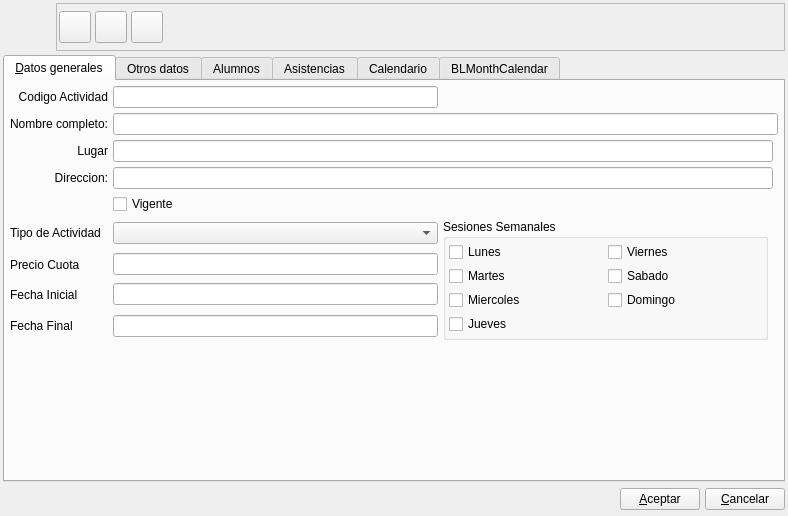
First picture: the form in bulmages/bulmafact/plugins/pluginbf_actividad/actividadbase.ui, repository eboladev/Bulmages-1, before the edit.
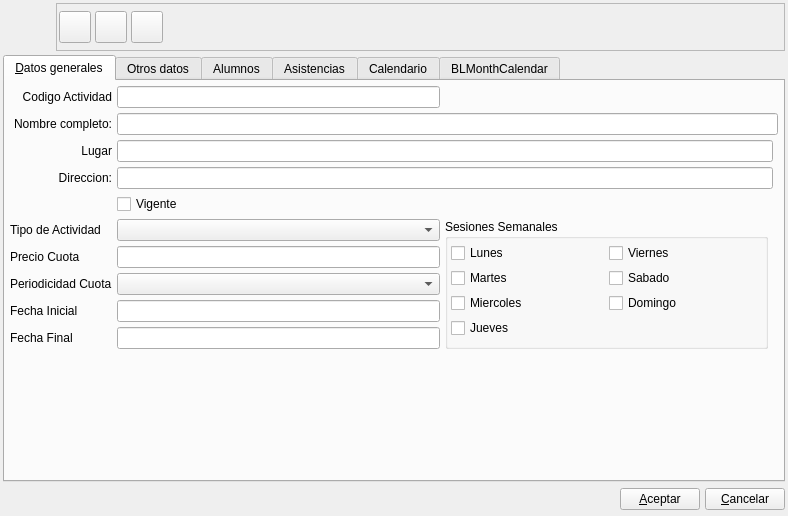
Second picture: the form after the edit. Icons and pictures are not drawn. Custom widgets are drawn as their Qt base class.

Commit message: Agrego la periodicidad de recibos de las actividades

```diff
--- a/bulmages/bulmafact/plugins/pluginbf_actividad/actividadbase.ui
+++ b/bulmages/bulmafact/plugins/pluginbf_actividad/actividadbase.ui
@@ -352,7 +352,7 @@
          </property>
         </widget>
        </item>
-       <item row="11" column="1">
+       <item row="12" column="1">
         <spacer>
          <property name="orientation">
           <enum>Qt::Vertical</enum>
@@ -365,7 +365,7 @@
          </property>
         </spacer>
        </item>
-       <item row="10" column="1" colspan="2">
+       <item row="11" column="1" colspan="2">
         <widget class="BlSearchWidget" name="mui_idprofesor" native="true">
          <property name="sizePolicy">
           <sizepolicy hsizetype="Expanding" vsizetype="Fixed">
@@ -408,27 +408,27 @@
          </property>
         </widget>
        </item>
-       <item row="7" column="1">
-        <widget class="BlDateSearch" name="mui_finicialactividad"/>
-       </item>
        <item row="8" column="1">
+        <widget class="BlDateSearch" name="mui_finicialactividad"/>
+       </item>
+       <item row="9" column="1">
         <widget class="BlDateSearch" name="mui_ffinalactividad"/>
        </item>
-       <item row="7" column="0">
+       <item row="8" column="0">
         <widget class="QLabel" name="label_4">
          <property name="text">
           <string>Fecha Inicial</string>
          </property>
         </widget>
        </item>
-       <item row="8" column="0">
+       <item row="9" column="0">
         <widget class="QLabel" name="label_5">
          <property name="text">
           <string>Fecha Final</string>
          </property>
         </widget>
        </item>
-       <item row="5" column="2" rowspan="4">
+       <item row="5" column="2" rowspan="5">
         <widget class="QGroupBox" name="groupBox">
          <property name="title">
           <string>Sesiones Semanales</string>
@@ -486,6 +486,16 @@
          </layout>
         </widget>
        </item>
+       <item row="7" column="0">
+        <widget class="QLabel" name="label_6">
+         <property name="text">
+          <string>Periodicidad Cuota</string>
+         </property>
+        </widget>
+       </item>
+       <item row="7" column="1">
+        <widget class="BlPeriodicityComboBox" name="mui_periodoactividad"/>
+       </item>
       </layout>
      </widget>
      <widget class="QWidget" name="tabOtros">
@@ -641,6 +651,11 @@
    <extends>QTableWidget</extends>
    <header>actividadview.h</header>
   </customwidget>
+  <customwidget>
+   <class>BlPeriodicityComboBox</class>
+   <extends>QComboBox</extends>
+   <header>blperiodicitycombobox.h</header>
+  </customwidget>
  </customwidgets>
  <resources>
   <include location="../../../bulmages.qrc"/>
```
The commit also changes 3 other files.
